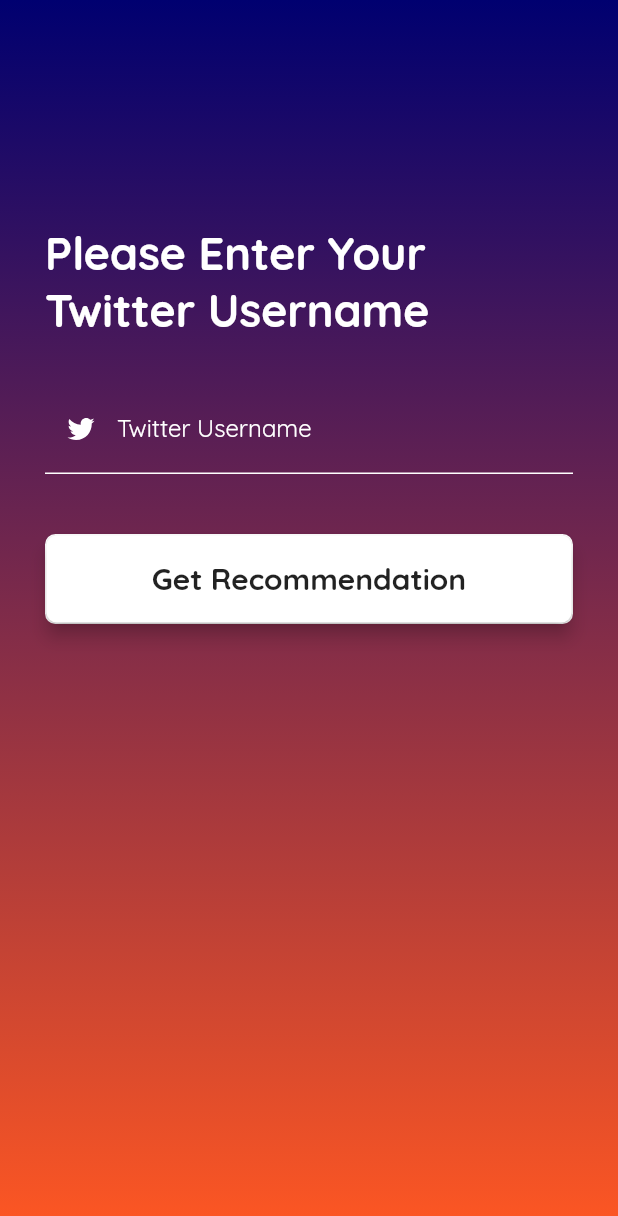
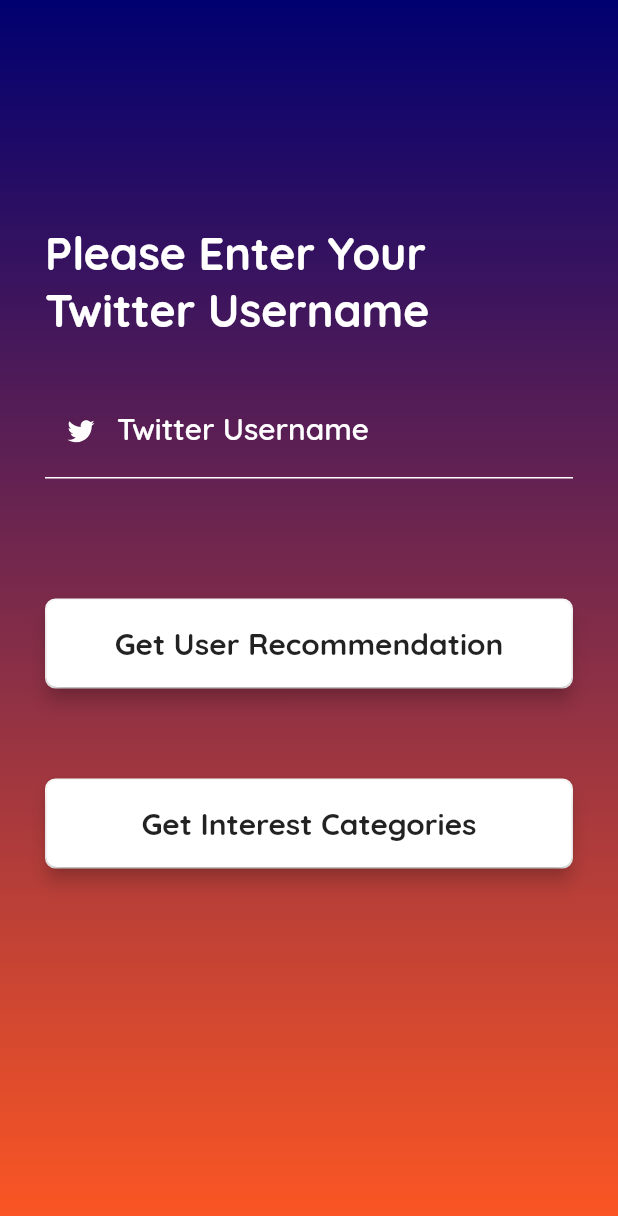
Before and after one commit to OzgeAydin982/UnifyYeni, a Flutter app: the RecommendationPage screen opened directly, on a phone screen of 412 x 824 dp. Shown: the top 1216 px of the screen. Run offline on Flutter 3.47's test engine with Material 2 defaults, Android fonts, the phone set to English and light mode, and no system bars; our stand-ins replace cloud_firestore, firebase_auth, firebase_core, firebase_messaging, line_icons; accounts and stored records are empty.

Commit message:
Rec Screens

```diff
--- a/lib/models/user.dart
+++ b/lib/models/user.dart
@@ -12,7 +12,7 @@ class MyUser {
 }
 
 final List<MyUser> myusers = [
-  MyUser("1", 'Alice Stone', AvailableImages.woman1['assetPath'], 'USA','F', 29),
+  MyUser("1", 'Alice Wonder', AvailableImages.woman1['assetPath'], 'USA','F', 29),
   MyUser("2", 'Robin Watkins', AvailableImages.man1['assetPath'], 'USA', 'F', 24),
   MyUser("3", 'Craig Jordan', AvailableImages.man2['assetPath'], 'USA', 'M', 28),
   MyUser("4", 'Charlotte Mckenzie', AvailableImages.woman2['assetPath'], 'USA','F', 23),
--- a/lib/reusable_widgets/feed_card1.dart
+++ b/lib/reusable_widgets/feed_card1.dart
@@ -70,7 +70,7 @@ class FeedCard1 extends StatelessWidget {
       color: Colors.grey.withOpacity(0.6),
     );
 
-    final footer = Row(
+    /*final footer = Row(
       mainAxisAlignment: MainAxisAlignment.spaceBetween,
       children: <Widget>[
         Icon(Icons.share),
@@ -92,7 +92,7 @@ class FeedCard1 extends StatelessWidget {
           ],
         ),
       ],
-    );
+    );*/
 
     return Container(
       height: 300.0,
@@ -145,7 +145,7 @@ class FeedCard1 extends StatelessWidget {
                         ),
                         descriptionText,
                         divider,
-                        footer
+                        //footer
                       ],
                     ),
                   ),
--- a/lib/routing/router.dart
+++ b/lib/routing/router.dart
@@ -29,6 +29,8 @@ Route<dynamic> generateRoute(RouteSettings settings) {
       return MaterialPageRoute(builder: (context) => GetRecPage());
     case GetRecomIntViewRoute:
       return MaterialPageRoute(builder: (context) => RecomIntPage());
+
+
     /*case resetPasswordViewRoute:
       return MaterialPageRoute(builder: (context) => ResetPasswordScreen());
     case chatDetailsViewRoute:
--- a/lib/screens/tabs/profile.dart
+++ b/lib/screens/tabs/profile.dart
@@ -150,9 +150,9 @@ class ProfilePage extends StatelessWidget {
               hr,
               /*_buildIconTile(LineIcons.user_plus, primaryColor.withOpacity(0.6),
                   'Find Friends'),*/
-              hr,
+              /*hr,
               _buildIconTile(
-                  LineIcons.cogs, primaryColor.withOpacity(0.6), 'Settings'),
+                  LineIcons.cogs, primaryColor.withOpacity(0.6), 'Settings'),*/
               hr,
               logoutBtn,
             ],
--- a/lib/screens/tabs/recommendation.dart
+++ b/lib/screens/tabs/recommendation.dart
@@ -18,12 +18,21 @@ class UserNameInput{
 class _RecommendationPageState extends State<RecommendationPage> {
   final _formKey = GlobalKey<FormState>();
   final myController = TextEditingController();
+
   void SetDataAndOpenRec(){
+    if(myController.text != null && myController.text.length > 0){
+      globals.inputdata = UserNameInput(myController.text);
+      Navigator.pushNamed(context, GetRecViewRoute);
+    }else{
+      //TODO: Error text doldur
+    }
+  }
+  void SetDataAndOpenIntRec(){
     if(myController.text != null && myController.text.length > 0){
       globals.inputdata = UserNameInput(myController.text);
       Navigator.pushNamed(context, GetRecomIntViewRoute);
     }else{
-      //TODO: Error text doldur diye
+      //TODO: Error text doldur
     }
   }
   @override
@@ -51,7 +60,8 @@ class _RecommendationPageState extends State<RecommendationPage> {
       controller: myController,
       decoration: InputDecoration(
         labelText: 'Twitter Username',
-        labelStyle: TextStyle(color: Colors.white),
+        labelStyle: TextStyle(color: Colors.white, fontWeight: FontWeight.w600,
+          fontSize: 20.0,),
         prefixIcon: Icon(
           LineIcons.twitter,
           color: Colors.white,
@@ -80,7 +90,7 @@ class _RecommendationPageState extends State<RecommendationPage> {
     );
 
     final getRecomBtn = Container(
-      margin: EdgeInsets.only(top: 40.0),
+      margin: EdgeInsets.only(top: 80.0),
       height: 60.0,
       width: MediaQuery.of(context).size.width,
       decoration: BoxDecoration(
@@ -96,7 +106,7 @@ class _RecommendationPageState extends State<RecommendationPage> {
           borderRadius: new BorderRadius.circular(7.0),
         ),
         child: Text(
-          'Get Recommendation',
+          'Get User Recommendation',
           style: TextStyle(
             fontWeight: FontWeight.w800,
             fontSize: 20.0,
@@ -105,6 +115,31 @@ class _RecommendationPageState extends State<RecommendationPage> {
       ),
     );
 
+    final getIntBtn = Container(
+      margin: EdgeInsets.only(top: 60.0),
+      height: 60.0,
+      width: MediaQuery.of(context).size.width,
+      decoration: BoxDecoration(
+        borderRadius: BorderRadius.circular(7.0),
+        border: Border.all(color: Colors.white),
+        color: Colors.white,
+      ),
+      child: RaisedButton(
+        elevation: 5.0,
+        onPressed: SetDataAndOpenIntRec,
+        color: Colors.white,
+        shape: new RoundedRectangleBorder(
+          borderRadius: new BorderRadius.circular(7.0),
+        ),
+        child: Text(
+          'Get Interest Categories',
+          style: TextStyle(
+            fontWeight: FontWeight.w800,
+            fontSize: 20.0,
+          ),
+        ),
+      ),
+    );
 
     return Scaffold(
       body: SingleChildScrollView(
@@ -119,6 +154,7 @@ class _RecommendationPageState extends State<RecommendationPage> {
               pageTitle,
               recomForm,
               getRecomBtn,
+              getIntBtn,
             ],
           ),
         ),
```
Also changed, not shown: lib/screens/RecomInt.dart (+29 -17 lines).
